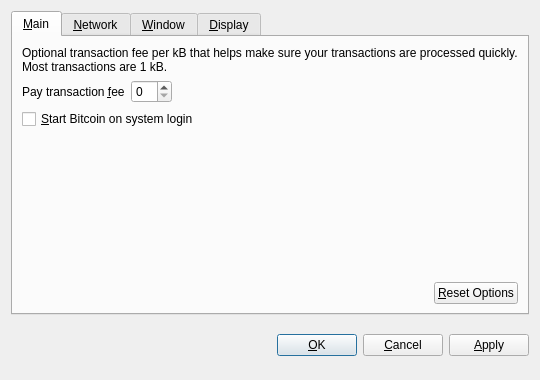
Qt form src/qt/forms/optionsdialog.ui (domob1812/i0coin) before a commit.
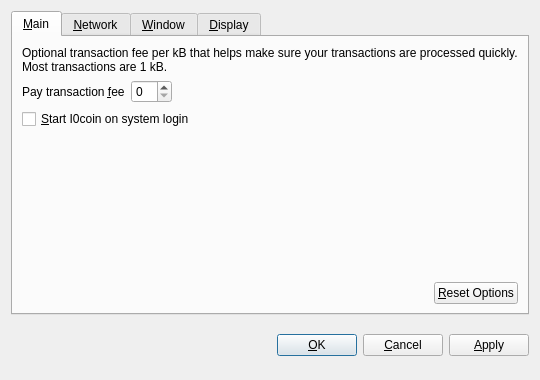
The same form after that commit. Custom widgets are drawn as their Qt base class.

Commit message: some more Bitcoin -> I0coin, thanks to tiker

Diff of the .ui file:
```diff
--- a/src/qt/forms/optionsdialog.ui
+++ b/src/qt/forms/optionsdialog.ui
@@ -82,7 +82,7 @@
           <string>Automatically start Bitcoin after logging in to the system.</string>
          </property>
          <property name="text">
-          <string>&amp;Start Bitcoin on system login</string>
+          <string>&amp;Start I0coin on system login</string>
          </property>
         </widget>
        </item>
```
Left out of the diff: 10 changed lines with no effect on the pictures. The commit also changes 5 other files.
